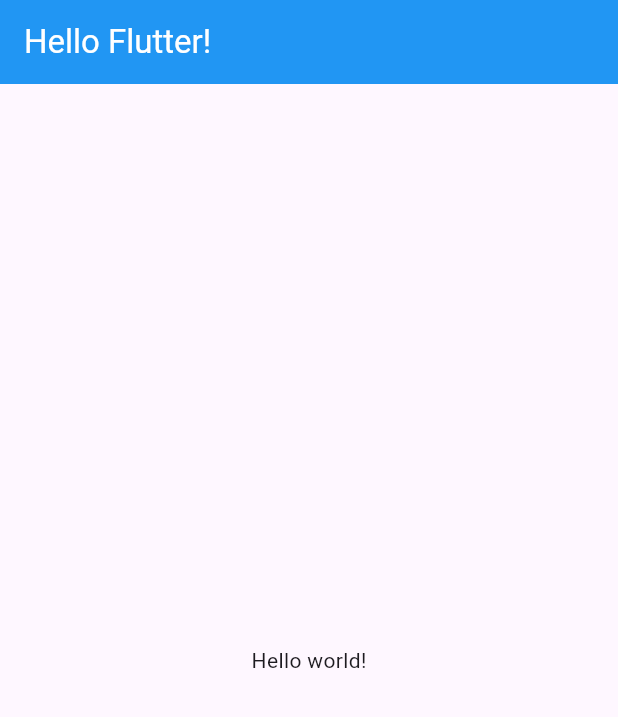
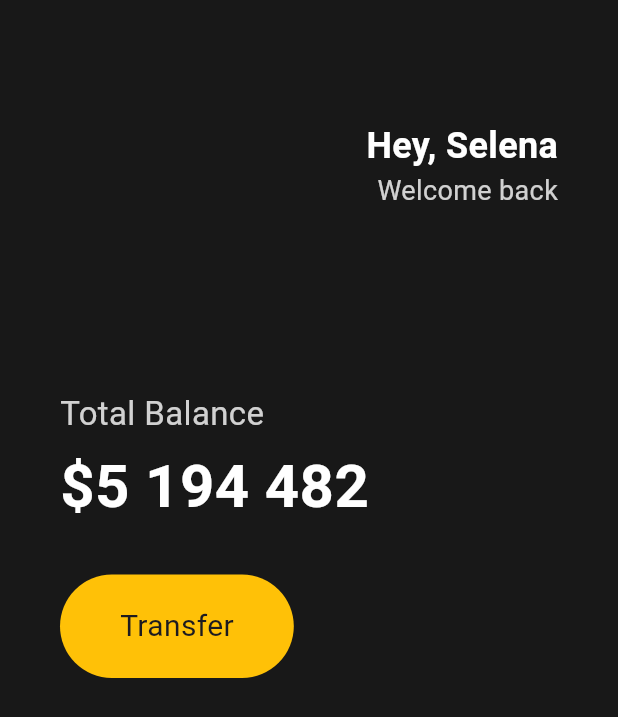
Before and after one commit to lifeisegg2k/flutter-toonfilx, a Flutter app: the screen it shows after launch, on a phone screen of 412 x 824 dp. Shown: the top 717 px of the screen. Run offline on Flutter 3.47's test engine with Material 3 defaults, Android fonts, the phone set to English and light mode, and no system bars.

```diff
--- a/lib/main.dart
+++ b/lib/main.dart
@@ -13,15 +13,89 @@
     // MaterialApp()  Android風
     return MaterialApp(
       home: Scaffold(
-        appBar: AppBar(
-          title: const Text(
-            'Hello Flutter!',
-            style: TextStyle(color: Colors.white),
+        backgroundColor: const Color(0xFF181818),
+        body: Padding(
+          padding: const EdgeInsets.symmetric(
+            horizontal: 40,
           ),
-          backgroundColor: Colors.blue,
-        ),
-        body: const Center(
-          child: Text('Hello world!'),
+          child: Column(
+            crossAxisAlignment: CrossAxisAlignment.start,
+            children: [
+              const SizedBox(
+                height: 80,
+              ),
+              Row(
+                mainAxisAlignment: MainAxisAlignment.end,
+                children: [
+                  Column(
+                    crossAxisAlignment: CrossAxisAlignment.end,
+                    children: [
+                      const Text(
+                        'Hey, Selena',
+                        style: TextStyle(
+                          color: Colors.white,
+                          fontSize: 24,
+                          fontWeight: FontWeight.w600,
+                        ),
+                      ),
+                      Text(
+                        'Welcome back',
+                        style: TextStyle(
+                          color: Colors.white.withOpacity(0.8),
+                          fontSize: 18,
+                        ),
+                      ),
+                    ],
+                  ),
+                ],
+              ),
+              const SizedBox(
+                height: 120,
+              ),
+              Text(
+                'Total Balance',
+                style: TextStyle(
+                  fontSize: 22,
+                  color: Colors.white.withOpacity(0.8),
+                ),
+              ),
+              const SizedBox(
+                height: 5,
+              ),
+              const Text(
+                '\$5 194 482',
+                style: TextStyle(
+                  fontSize: 40,
+                  fontWeight: FontWeight.w600,
+                  color: Colors.white,
+                ),
+              ),
+              const SizedBox(
+                height: 30,
+              ),
+              Row(
+                children: [
+                  Container(
+                    decoration: BoxDecoration(
+                        color: Colors.amber,
+                        borderRadius: BorderRadius.circular(45)),
+                    child: const Padding(
+                      padding: EdgeInsets.symmetric(
+                        vertical: 20,
+                        horizontal: 40,
+                      ),
+                      child: Text(
+                        'Transfer',
+                        style: TextStyle(
+                          fontSize: 20,
+                        ),
+                      ),
+                    ),
+                  ),
+                ],
+              ),
+            ],
+          ),
         ),
       ),
     );
```
